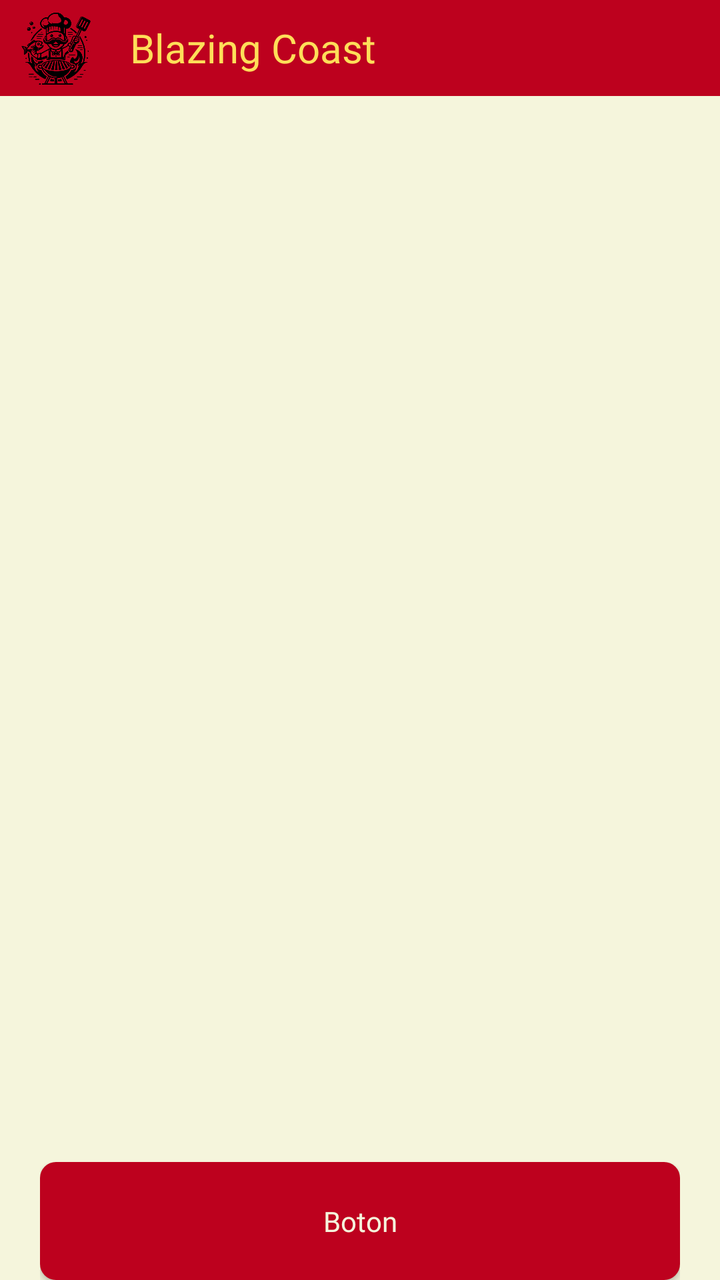
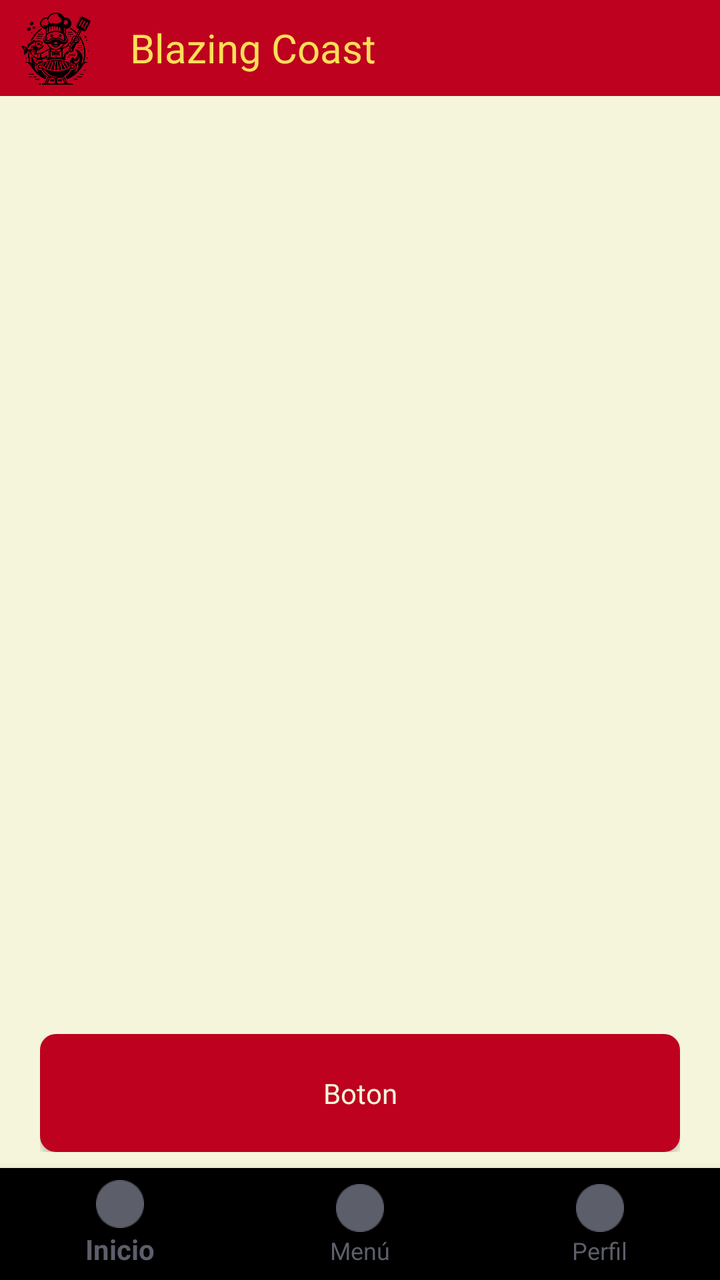

An Android layout rendered at two revisions. The XML below is the earlier revision; the diff shows what the commit changed to produce the second picture.
<!-- AndroidManifest.xml: application theme Theme.Practica_04 -->
<!-- res/layout/activity_5_menu_productos.xml -->
<?xml version="1.0" encoding="utf-8"?>
<LinearLayout xmlns:android="http://schemas.android.com/apk/res/android"
    android:layout_width="match_parent"
    android:layout_height="match_parent"
    android:orientation="vertical"
    android:background="@color/beige_background">

    <include
        layout="@layout/componente_barra"/>





    
    <androidx.recyclerview.widget.RecyclerView
        android:id="@+id/categoryRecyclerView"
        android:layout_width="match_parent"
        android:layout_height="wrap_content"
        android:paddingHorizontal="20dp"
        android:paddingVertical="8dp"
        android:orientation="horizontal"/>

    <androidx.recyclerview.widget.RecyclerView
        android:id="@+id/dishRecyclerView"
        android:layout_width="match_parent"
        android:layout_height="0dp"
        android:layout_weight="1"
        android:layout_marginTop="16dp"/>

    <include
        layout="@layout/componente_boton_perzonalizado"
        android:layout_width="match_parent"
        android:layout_height="wrap_content"
        android:layout_marginTop="16dp"/>

</LinearLayout>
<!-- res/layout/componente_barra.xml (included above) -->
<?xml version="1.0" encoding="utf-8"?>
<LinearLayout xmlns:android="http://schemas.android.com/apk/res/android"
    android:layout_width="match_parent"
    android:layout_height="wrap_content"
    android:background="@color/red_background"
    android:paddingStart="8dp"
    android:paddingEnd="8dp"
    android:paddingTop="4dp"
    android:paddingBottom="4dp"
    android:orientation="horizontal"
    android:layout_marginBottom="30dp"
    android:gravity="center_vertical">

    <ImageView
        android:id="@+id/logo"
        android:layout_width="0dp"
        android:layout_height="40dp"
        android:src="@drawable/logo"
        android:contentDescription="Logo"
        android:scaleType="centerCrop"
        android:layout_marginEnd="16dp"
        android:layout_weight="1" />

    <TextView
        android:id="@+id/nameLogo"
        android:layout_width="0dp"
        android:layout_height="wrap_content"
        android:text="Blazing Coast"
        android:textSize="20sp"
        android:fontFamily="@font/encodesans_bold"
        android:textColor="#FFDE59"
        android:layout_weight="7" />

</LinearLayout>
<!-- res/layout/componente_boton_perzonalizado.xml (included above) -->
<?xml version="1.0" encoding="utf-8"?>
<LinearLayout xmlns:android="http://schemas.android.com/apk/res/android"
    android:layout_width="match_parent"
    android:layout_height="wrap_content"
    android:paddingHorizontal="20dp">
    <Button
        android:id="@+id/customButton"
        android:layout_width="match_parent"
        android:layout_height="wrap_content"
        android:background="@drawable/bg_boton_personalizado"
        android:text="Boton"
        android:textColor="#F5F5DC"
        android:textAllCaps="false"
        android:textSize="14sp"
        android:paddingLeft="16dp"
        android:paddingRight="16dp"
        android:paddingTop="20dp"
        android:paddingBottom="20dp"
        android:fontFamily="@font/inter_medium" />


</LinearLayout>
<!-- resources referenced by this layout -->
<resources>
  <color name="beige_background">#F5F5DC</color>
  <color name="red_background">#BD011E</color>
  <!-- drawable bg_boton_personalizado (drawable) -->
  <?xml version="1.0" encoding="utf-8"?>
  <shape xmlns:android="http://schemas.android.com/apk/res/android"
      android:shape="rectangle">
      <solid android:color="#BD011E" />
      <corners android:radius="8dp" />
  </shape>
  <!-- drawable logo: png bitmap (drawable, 78199 bytes) -->
  <style name="Theme.Practica_04" parent="Theme.AppCompat.Light.NoActionBar" />
</resources>

<!-- the commit's change to res/layout/activity_5_menu_productos.xml (unified diff, before → after) -->
@@ -2,7 +2,9 @@
 <LinearLayout xmlns:android="http://schemas.android.com/apk/res/android"
     android:layout_width="match_parent"
     android:layout_height="match_parent"
+    xmlns:app="http://schemas.android.com/apk/res-auto"
     android:orientation="vertical"
+    android:fitsSystemWindows="true"
     android:background="@color/beige_background">
 
     <include
@@ -32,7 +34,16 @@
         layout="@layout/componente_boton_perzonalizado"
         android:layout_width="match_parent"
         android:layout_height="wrap_content"
-        android:layout_marginTop="16dp"/>
+        android:layout_marginVertical="8dp"/>
+    <com.google.android.material.bottomnavigation.BottomNavigationView
+        android:id="@+id/bottomNav"
+        android:layout_width="match_parent"
+        android:layout_height="wrap_content"
+        android:background="@color/black"
+        app:menu="@menu/menu_navigation"
+        app:itemIconTint="@color/gray_background"
+        app:itemTextColor="@color/gray_background"/>
+
 
 </LinearLayout>
 <!-- res/layout/componente_barra.xml (included above) -->
@@ -75,7 +86,8 @@
 <LinearLayout xmlns:android="http://schemas.android.com/apk/res/android"
     android:layout_width="match_parent"
     android:layout_height="wrap_content"
-    android:paddingHorizontal="20dp">
+    android:paddingHorizontal="20dp"
+    android:layout_marginVertical="8dp">
     <Button
         android:id="@+id/customButton"
         android:layout_width="match_parent"
<!-- resource entries referenced after the edit -->
@@ -1,6 +1,8 @@
 <!-- resources referenced by this layout -->
 <resources>
   <color name="beige_background">#F5F5DC</color>
+  <color name="black">#FF000000</color>
+  <color name="gray_background">#5C5F6A</color>
   <color name="red_background">#BD011E</color>
   <!-- drawable bg_boton_personalizado (drawable) -->
   <?xml version="1.0" encoding="utf-8"?>
@@ -10,6 +12,8 @@
       <corners android:radius="8dp" />
   </shape>
   <!-- drawable logo: png bitmap (drawable, 78199 bytes) -->
-  <style name="Theme.Practica_04" parent="Theme.AppCompat.Light.NoActionBar" />
+  <style name="Theme.Practica_04" parent="Theme.AppCompat.Light.NoActionBar">
+          <item name="android:windowTranslucentStatus">true</item>
+      </style>
 </resources>
 
